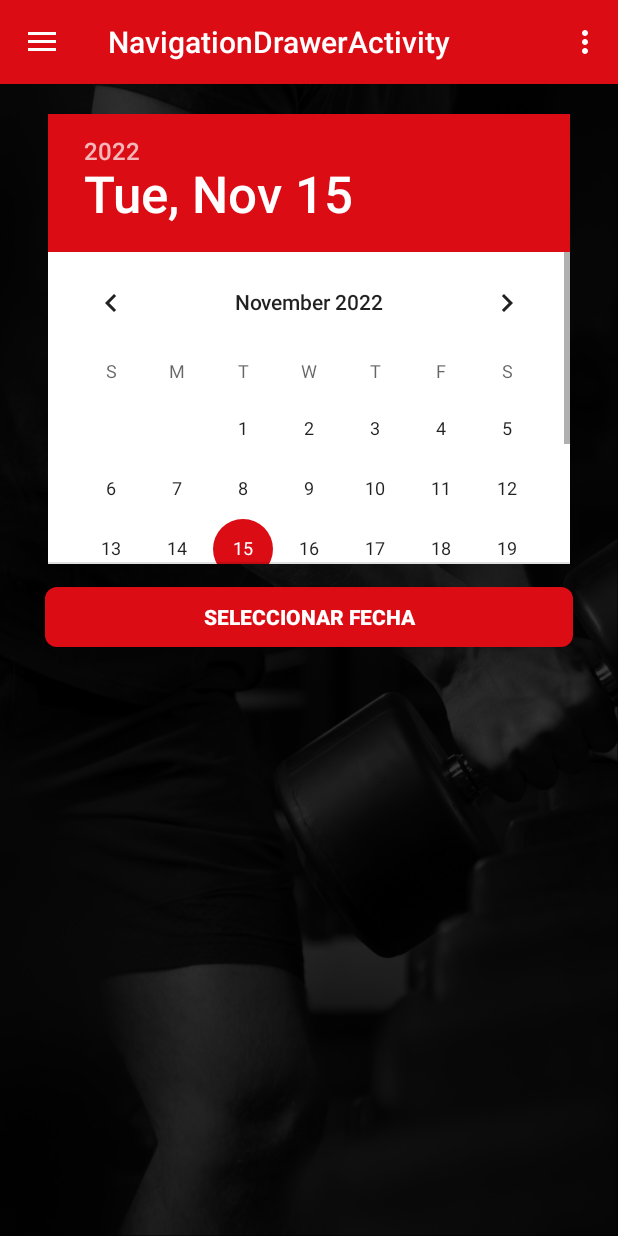
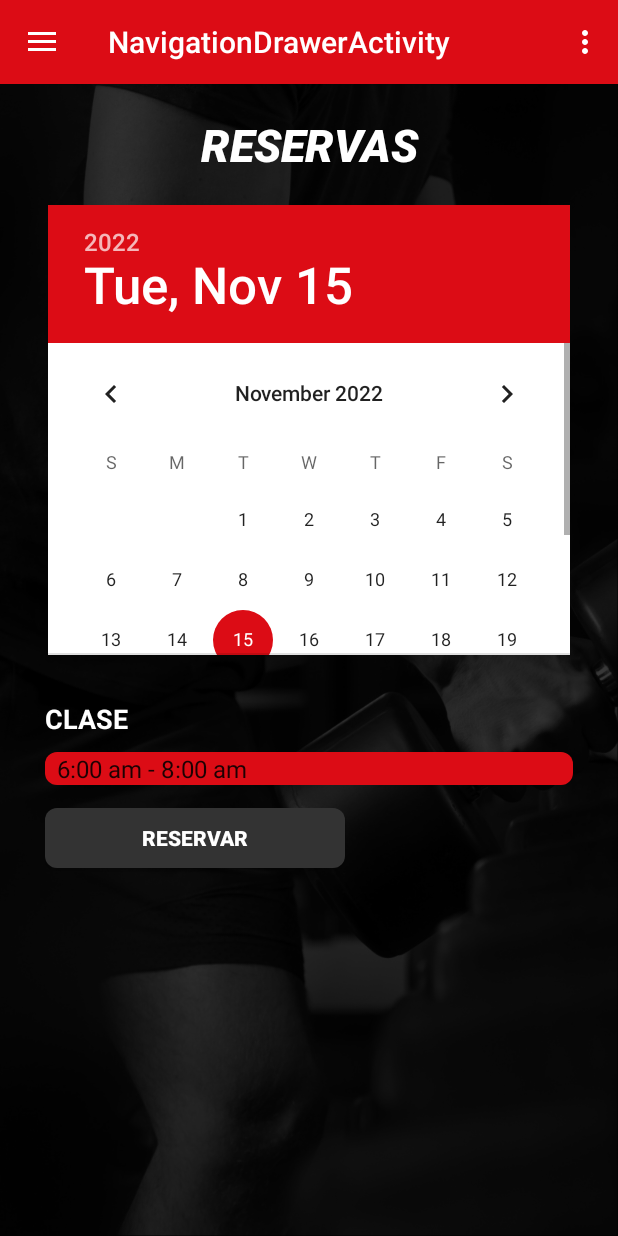
Before and after one commit to sebasfox0510/MVPGYM, an Android app: the FragmentInicio screen opened directly, with no data from a screen before it, on a phone screen of 412 x 824 dp. Run offline under Robolectric (Android 15) with nearby library versions, the phone set to English and light mode, and no system bars.

Commit message:
AÑADIR EL SPINNER

```diff
--- a/app/src/main/java/com/xcheko51x/navigationdraweractivity/FragmentInicio.java
+++ b/app/src/main/java/com/xcheko51x/navigationdraweractivity/FragmentInicio.java
@@ -2,12 +2,16 @@ package com.xcheko51x.navigationdraweractivity;
 
 
 import android.os.Bundle;
+import android.support.annotation.Nullable;
 import android.support.v4.app.Fragment;
 import android.view.LayoutInflater;
 import android.view.View;
 import android.view.ViewGroup;
+import android.widget.ArrayAdapter;
 import android.widget.Button;
 import android.widget.DatePicker;
+import android.widget.ListView;
+import android.widget.Spinner;
 import android.widget.TextView;
 
 
@@ -20,6 +24,8 @@ public class FragmentInicio extends Fragment {
     Button btnFecha;
     TextView fecha;
     DatePicker picker;
+    Spinner opciones;
+    ArrayAdapter<CharSequence> adapter;
 
     public FragmentInicio() {
         // Required empty public constructor
@@ -36,6 +42,8 @@ public class FragmentInicio extends Fragment {
         btnFecha = (Button) vista.findViewById(R.id.btnFecha);
         fecha=(TextView) vista.findViewById(R.id.textView1);
         picker=(DatePicker) vista.findViewById(R.id.dpFecha);
+        opciones = (Spinner) vista.findViewById(R.id.sp01);
+
 
         btnFecha.setOnClickListener(new View.OnClickListener() {
             @Override
@@ -47,4 +55,12 @@ public class FragmentInicio extends Fragment {
         return vista;
     }
 
+    @Override
+    public void onActivityCreated(@Nullable Bundle savedInstanceState) {
+        super.onActivityCreated(savedInstanceState);
+        adapter = ArrayAdapter.createFromResource(getActivity(), R.array.opciones, android.R.layout.simple_spinner_item);
+        adapter.setDropDownViewResource(android.R.layout.simple_spinner_dropdown_item);
+        opciones.setAdapter(adapter);
+    }
+
 }
--- a/app/src/main/res/layout/fragment_fragment_inicio.xml
+++ b/app/src/main/res/layout/fragment_fragment_inicio.xml
@@ -12,6 +12,20 @@
         android:layout_height="match_parent"
         android:orientation="vertical">
 
+        <TextView
+            android:layout_width="match_parent"
+            android:layout_height="wrap_content"
+            android:text="RESERVAS"
+            android:textStyle="italic"
+            android:textSize="30dp"
+            android:layout_marginLeft="20dp"
+            android:layout_marginRight="20dp"
+            android:layout_marginTop="20dp"
+            android:gravity="center"
+            android:textColor="#ffffff"
+            android:fontFamily="sans-serif-black">
+        </TextView>
+
         <DatePicker
             android:id="@+id/dpFecha"
             android:layout_width="wrap_content"
@@ -20,23 +34,45 @@
             android:layout_marginTop="20dp"
             android:background="#ffffff" />
 
+        <TextView
+            android:id="@+id/textView2"
+            android:layout_width="match_parent"
+            android:layout_height="wrap_content"
+            android:layout_marginTop="30dp"
+            android:layout_marginLeft="30dp"
+            android:layout_marginRight="30dp"
+            android:textColor="#ffffff"
+            android:text="CLASE"
+            android:textStyle="bold"
+            android:textSize="18dp"/>
+
+
+        <android.support.v7.widget.AppCompatSpinner
+            android:layout_width="match_parent"
+            android:layout_height="wrap_content"
+            android:layout_marginTop="10dp"
+            android:layout_marginLeft="30dp"
+            android:layout_marginRight="30dp"
+            android:background="@drawable/bordes_redondos2"
+            android:id="@+id/sp01"/>
+
         <Button
             android:id="@+id/btnFecha"
-            android:layout_width="match_parent"
+            android:layout_width="200dp"
             android:layout_height="40dp"
             android:layout_marginLeft="30dp"
             android:layout_marginTop="15dp"
             android:layout_marginRight="30dp"
-            android:background="@drawable/bordes_redondos2"
+            android:background="@drawable/bordes_redondos"
             android:fontFamily="sans-serif-black"
-            android:text="Seleccionar fecha"
+            android:text="Reservar"
             android:textColor="#ffffff"></Button>
 
         <TextView
             android:id="@+id/textView1"
             android:layout_width="wrap_content"
             android:layout_height="wrap_content"
-            android:layout_marginTop="10dp"
+            android:layout_marginTop="20dp"
             android:layout_gravity="center"
             android:textColor="#ffffff"
             android:textSize="18dp"/>
--- a/app/src/main/res/values/strings.xml
+++ b/app/src/main/res/values/strings.xml
@@ -18,6 +18,15 @@
     <string name="horarios3">Domingos y Festivos(No hay servicio)</string>
     <string name="reglas">Lorem Ipsum es simplemente el texto de relleno de las imprentas y archivos de texto. Lorem Ipsum ha sido el texto de relleno estándar de las industrias desde el año 1500, cuando un impresor (N. del T. persona que se dedica a la imprenta) desconocido usó una galería de textosy los mezcló de tal manera que logró hacer un libro de textos especimen. No sólo sobrevivió 500 años, sino que tambien ingresó como texto de relleno en documentos electrónicos, quedando esencialmente igual al original. Fue popularizado en los 60s con la creación de las hojas Letraset,las cuales contenian pasajes de Lorem Ipsum, y más recientemente con software de autoedición, como por ejemplo Aldus PageMaker, el cual incluye versiones de Lorem Ipsum</string>
 
+    <string-array name="opciones">
+        <item>6:00 am - 8:00 am</item>
+        <item>8:00 am - 10:00 am</item>
+        <item>10:00 am - 12:00 pm</item>
+        <item>12:00 pm - 2:00 pm</item>
+        <item>2:00 pm - 4:00 pm</item>
+        <item>4:00 pm - 6:00 pm</item>
+        <item>6:00 pm - 8:00 pm</item>
+    </string-array>
 
     <!-- TODO: Remove or change this placeholder text -->
     <string name="hello_blank_fragment">Hello blank fragment</string>
```
